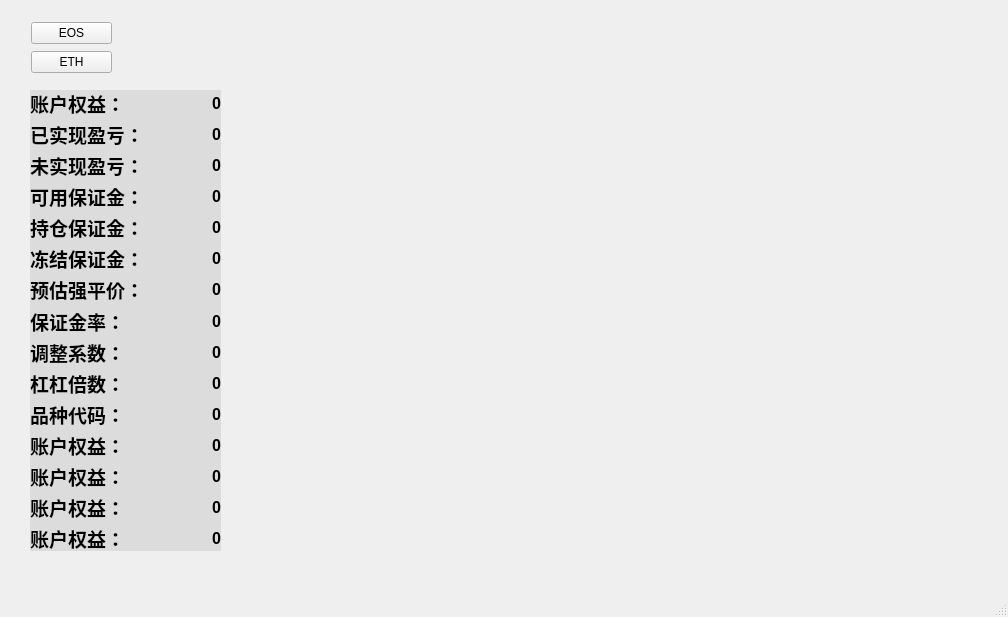
Qt form PythonApplication/PythonApplication.ui (JcwGitHub/HuoBiApi_Python) before a commit.
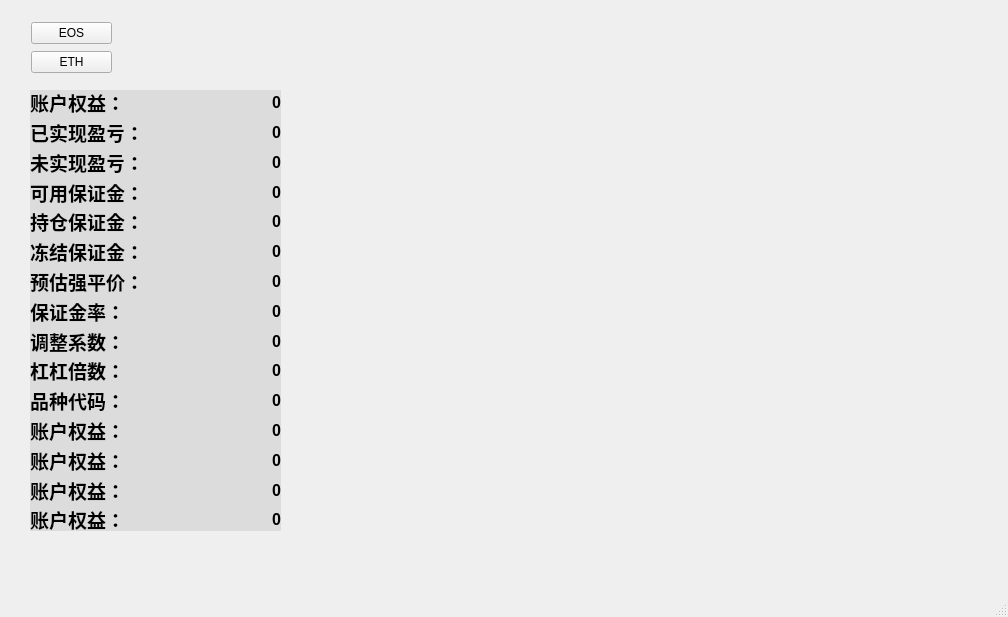
The same form after that commit.

```diff
--- a/PythonApplication/PythonApplication.ui
+++ b/PythonApplication/PythonApplication.ui
@@ -10,6 +10,12 @@
     <height>617</height>
    </rect>
   </property>
+  <property name="sizePolicy">
+   <sizepolicy hsizetype="Fixed" vsizetype="Preferred">
+    <horstretch>0</horstretch>
+    <verstretch>0</verstretch>
+   </sizepolicy>
+  </property>
   <property name="windowTitle">
    <string>MainWindow</string>
   </property>
@@ -19,20 +25,29 @@
      <rect>
       <x>30</x>
       <y>90</y>
-      <width>191</width>
-      <height>461</height>
+      <width>251</width>
+      <height>441</height>
      </rect>
     </property>
+    <property name="sizePolicy">
+     <sizepolicy hsizetype="Fixed" vsizetype="Preferred">
+      <horstretch>0</horstretch>
+      <verstretch>0</verstretch>
+     </sizepolicy>
+    </property>
+    <property name="autoFillBackground">
+     <bool>false</bool>
+    </property>
     <property name="styleSheet">
      <string notr="true">background-color: rgb(126, 126, 126);
 background-color: rgb(220, 220, 220);
 border-color: rgb(0, 255, 255);</string>
     </property>
-    <layout class="QVBoxLayout" name="verticalLayout_2">
-     <item>
-      <layout class="QHBoxLayout" name="horizontalLayout">
+    <layout class="QGridLayout" name="gridLayout_2">
+     <item row="11" column="0">
+      <layout class="QHBoxLayout" name="horizontalLayout_12">
        <item>
-        <widget class="QLabel" name="label_2">
+        <widget class="QLabel" name="label_23">
          <property name="font">
           <font>
            <pointsize>14</pointsize>
@@ -46,7 +61,13 @@
         </widget>
        </item>
        <item>
-        <widget class="QLabel" name="info1">
+        <widget class="QLabel" name="info12">
+         <property name="sizePolicy">
+          <sizepolicy hsizetype="Preferred" vsizetype="Preferred">
+           <horstretch>0</horstretch>
+           <verstretch>0</verstretch>
+          </sizepolicy>
+         </property>
          <property name="font">
           <font>
            <pointsize>12</pointsize>
@@ -68,7 +89,7 @@
        </item>
       </layout>
      </item>
-     <item>
+     <item row="1" column="0">
       <layout class="QHBoxLayout" name="horizontalLayout_2">
        <item>
         <widget class="QLabel" name="label_3">
@@ -86,6 +107,12 @@
        </item>
        <item>
         <widget class="QLabel" name="info2">
+         <property name="sizePolicy">
+          <sizepolicy hsizetype="Preferred" vsizetype="Preferred">
+           <horstretch>0</horstretch>
+           <verstretch>0</verstretch>
+          </sizepolicy>
+         </property>
          <property name="font">
           <font>
            <pointsize>12</pointsize>
@@ -104,10 +131,10 @@
        </item>
       </layout>
      </item>
-     <item>
-      <layout class="QHBoxLayout" name="horizontalLayout_3">
+     <item row="13" column="0">
+      <layout class="QHBoxLayout" name="horizontalLayout_14">
        <item>
-        <widget class="QLabel" name="label_5">
+        <widget class="QLabel" name="label_27">
          <property name="font">
           <font>
            <pointsize>14</pointsize>
@@ -116,12 +143,18 @@
           </font>
          </property>
          <property name="text">
-          <string>未实现盈亏：</string>
+          <string>账户权益：</string>
          </property>
         </widget>
        </item>
        <item>
-        <widget class="QLabel" name="info3">
+        <widget class="QLabel" name="info14">
+         <property name="sizePolicy">
+          <sizepolicy hsizetype="Preferred" vsizetype="Preferred">
+           <horstretch>0</horstretch>
+           <verstretch>0</verstretch>
+          </sizepolicy>
+         </property>
          <property name="font">
           <font>
            <pointsize>12</pointsize>
@@ -140,7 +173,49 @@
        </item>
       </layout>
      </item>
-     <item>
+     <item row="9" column="0">
+      <layout class="QHBoxLayout" name="horizontalLayout_10">
+       <item>
+        <widget class="QLabel" name="label_19">
+         <property name="font">
+          <font>
+           <pointsize>14</pointsize>
+           <weight>75</weight>
+           <bold>true</bold>
+          </font>
+         </property>
+         <property name="text">
+          <string>杠杠倍数：</string>
+         </property>
+        </widget>
+       </item>
+       <item>
+        <widget class="QLabel" name="info10">
+         <property name="sizePolicy">
+          <sizepolicy hsizetype="Preferred" vsizetype="Preferred">
+           <horstretch>0</horstretch>
+           <verstretch>0</verstretch>
+          </sizepolicy>
+         </property>
+         <property name="font">
+          <font>
+           <pointsize>12</pointsize>
+           <weight>75</weight>
+           <italic>false</italic>
+           <bold>true</bold>
+          </font>
+         </property>
+         <property name="text">
+          <string>0</string>
+         </property>
+         <property name="alignment">
+          <set>Qt::AlignRight|Qt::AlignTrailing|Qt::AlignVCenter</set>
+         </property>
+        </widget>
+       </item>
+      </layout>
+     </item>
+     <item row="3" column="0">
       <layout class="QHBoxLayout" name="horizontalLayout_4">
        <item>
         <widget class="QLabel" name="label_7">
@@ -158,44 +233,14 @@
        </item>
        <item>
         <widget class="QLabel" name="info4">
-         <property name="font">
-          <font>
-           <pointsize>12</pointsize>
-           <weight>75</weight>
-           <italic>false</italic>
-           <bold>true</bold>
-          </font>
+         <property name="sizePolicy">
+          <sizepolicy hsizetype="Preferred" vsizetype="Preferred">
+           <horstretch>0</horstretch>
+           <verstretch>0</verstretch>
+          </sizepolicy>
          </property>
-         <property name="text">
-          <string>0</string>
-         </property>
-         <property name="alignment">
-          <set>Qt::AlignRight|Qt::AlignTrailing|Qt::AlignVCenter</set>
-         </property>
-        </widget>
-       </item>
-      </layout>
-     </item>
-     <item>
-      <layout class="QHBoxLayout" name="horizontalLayout_5">
-       <item>
-        <widget class="QLabel" name="label_9">
          <property name="font">
           <font>
-           <pointsize>14</pointsize>
-           <weight>75</weight>
-           <bold>true</bold>
-          </font>
-         </property>
-         <property name="text">
-          <string>持仓保证金：</string>
-         </property>
-        </widget>
-       </item>
-       <item>
-        <widget class="QLabel" name="info5">
-         <property name="font">
-          <font>
            <pointsize>12</pointsize>
            <weight>75</weight>
            <italic>false</italic>
@@ -212,7 +257,7 @@
        </item>
       </layout>
      </item>
-     <item>
+     <item row="5" column="0">
       <layout class="QHBoxLayout" name="horizontalLayout_6">
        <item>
         <widget class="QLabel" name="label_11">
@@ -230,6 +275,12 @@
        </item>
        <item>
         <widget class="QLabel" name="info6">
+         <property name="sizePolicy">
+          <sizepolicy hsizetype="Preferred" vsizetype="Preferred">
+           <horstretch>0</horstretch>
+           <verstretch>0</verstretch>
+          </sizepolicy>
+         </property>
          <property name="font">
           <font>
            <pointsize>12</pointsize>
@@ -248,10 +299,10 @@
        </item>
       </layout>
      </item>
-     <item>
-      <layout class="QHBoxLayout" name="horizontalLayout_9">
+     <item row="14" column="0">
+      <layout class="QHBoxLayout" name="horizontalLayout_15">
        <item>
-        <widget class="QLabel" name="label_17">
+        <widget class="QLabel" name="label_29">
          <property name="font">
           <font>
            <pointsize>14</pointsize>
@@ -260,12 +311,18 @@
           </font>
          </property>
          <property name="text">
-          <string>预估强平价：</string>
+          <string>账户权益：</string>
          </property>
         </widget>
        </item>
        <item>
-        <widget class="QLabel" name="info7">
+        <widget class="QLabel" name="info15">
+         <property name="sizePolicy">
+          <sizepolicy hsizetype="Preferred" vsizetype="Preferred">
+           <horstretch>0</horstretch>
+           <verstretch>0</verstretch>
+          </sizepolicy>
+         </property>
          <property name="font">
           <font>
            <pointsize>12</pointsize>
@@ -284,7 +341,49 @@
        </item>
       </layout>
      </item>
-     <item>
+     <item row="4" column="0">
+      <layout class="QHBoxLayout" name="horizontalLayout_5">
+       <item>
+        <widget class="QLabel" name="label_9">
+         <property name="font">
+          <font>
+           <pointsize>14</pointsize>
+           <weight>75</weight>
+           <bold>true</bold>
+          </font>
+         </property>
+         <property name="text">
+          <string>持仓保证金：</string>
+         </property>
+        </widget>
+       </item>
+       <item>
+        <widget class="QLabel" name="info5">
+         <property name="sizePolicy">
+          <sizepolicy hsizetype="Preferred" vsizetype="Preferred">
+           <horstretch>0</horstretch>
+           <verstretch>0</verstretch>
+          </sizepolicy>
+         </property>
+         <property name="font">
+          <font>
+           <pointsize>12</pointsize>
+           <weight>75</weight>
+           <italic>false</italic>
+           <bold>true</bold>
+          </font>
+         </property>
+         <property name="text">
+          <string>0</string>
+         </property>
+         <property name="alignment">
+          <set>Qt::AlignRight|Qt::AlignTrailing|Qt::AlignVCenter</set>
+         </property>
+        </widget>
+       </item>
+      </layout>
+     </item>
+     <item row="7" column="0">
       <layout class="QHBoxLayout" name="horizontalLayout_8">
        <item>
         <widget class="QLabel" name="label_15">
@@ -296,12 +395,18 @@
           </font>
          </property>
          <property name="text">
-          <string>保证金率：</string>
+          <string>保证金率： </string>
          </property>
         </widget>
        </item>
        <item>
         <widget class="QLabel" name="info8">
+         <property name="sizePolicy">
+          <sizepolicy hsizetype="Preferred" vsizetype="Preferred">
+           <horstretch>0</horstretch>
+           <verstretch>0</verstretch>
+          </sizepolicy>
+         </property>
          <property name="font">
           <font>
            <pointsize>12</pointsize>
@@ -320,7 +425,100 @@
        </item>
       </layout>
      </item>
-     <item>
+     <item row="12" column="0">
+      <layout class="QHBoxLayout" name="horizontalLayout_13">
+       <item>
+        <widget class="QLabel" name="label_25">
+         <property name="font">
+          <font>
+           <pointsize>14</pointsize>
+           <weight>75</weight>
+           <bold>true</bold>
+          </font>
+         </property>
+         <property name="text">
+          <string>账户权益：</string>
+         </property>
+        </widget>
+       </item>
+       <item>
+        <widget class="QLabel" name="info13">
+         <property name="sizePolicy">
+          <sizepolicy hsizetype="Preferred" vsizetype="Preferred">
+           <horstretch>0</horstretch>
+           <verstretch>0</verstretch>
+          </sizepolicy>
+         </property>
+         <property name="font">
+          <font>
+           <pointsize>12</pointsize>
+           <weight>75</weight>
+           <italic>false</italic>
+           <bold>true</bold>
+          </font>
+         </property>
+         <property name="text">
+          <string>0</string>
+         </property>
+         <property name="alignment">
+          <set>Qt::AlignRight|Qt::AlignTrailing|Qt::AlignVCenter</set>
+         </property>
+        </widget>
+       </item>
+      </layout>
+     </item>
+     <item row="0" column="0">
+      <layout class="QHBoxLayout" name="horizontalLayout">
+       <property name="sizeConstraint">
+        <enum>QLayout::SetDefaultConstraint</enum>
+       </property>
+       <item>
+        <widget class="QLabel" name="label_2">
+         <property name="font">
+          <font>
+           <pointsize>14</pointsize>
+           <weight>75</weight>
+           <bold>true</bold>
+          </font>
+         </property>
+         <property name="text">
+          <string>账户权益：  </string>
+         </property>
+        </widget>
+       </item>
+       <item>
+        <widget class="QLabel" name="info1">
+         <property name="sizePolicy">
+          <sizepolicy hsizetype="Preferred" vsizetype="Preferred">
+           <horstretch>0</horstretch>
+           <verstretch>0</verstretch>
+          </sizepolicy>
+         </property>
+         <property name="font">
+          <font>
+           <pointsize>12</pointsize>
+           <weight>75</weight>
+           <italic>false</italic>
+           <bold>true</bold>
+          </font>
+         </property>
+         <property name="text">
+          <string>0</string>
+         </property>
+         <property name="scaledContents">
+          <bool>false</bool>
+         </property>
+         <property name="alignment">
+          <set>Qt::AlignRight|Qt::AlignTrailing|Qt::AlignVCenter</set>
+         </property>
+         <property name="wordWrap">
+          <bool>false</bool>
+         </property>
+        </widget>
+       </item>
+      </layout>
+     </item>
+     <item row="8" column="0">
       <layout class="QHBoxLayout" name="horizontalLayout_7">
        <item>
         <widget class="QLabel" name="label_13">
@@ -332,12 +530,18 @@
           </font>
          </property>
          <property name="text">
-          <string>调整系数：</string>
+          <string>调整系数： </string>
          </property>
         </widget>
        </item>
        <item>
         <widget class="QLabel" name="info9">
+         <property name="sizePolicy">
+          <sizepolicy hsizetype="Preferred" vsizetype="Preferred">
+           <horstretch>0</horstretch>
+           <verstretch>0</verstretch>
+          </sizepolicy>
+         </property>
          <property name="font">
           <font>
            <pointsize>12</pointsize>
@@ -356,10 +560,13 @@
        </item>
       </layout>
      </item>
-     <item>
-      <layout class="QHBoxLayout" name="horizontalLayout_10">
+     <item row="6" column="0">
+      <layout class="QHBoxLayout" name="horizontalLayout_9">
+       <property name="leftMargin">
+        <number>0</number>
+       </property>
        <item>
-        <widget class="QLabel" name="label_19">
+        <widget class="QLabel" name="label_17">
          <property name="font">
           <font>
            <pointsize>14</pointsize>
@@ -368,12 +575,18 @@
           </font>
          </property>
          <property name="text">
-          <string>杠杠倍数：</string>
+          <string>预估强平价：</string>
          </property>
         </widget>
        </item>
        <item>
-        <widget class="QLabel" name="info10">
+        <widget class="QLabel" name="info7">
+         <property name="sizePolicy">
+          <sizepolicy hsizetype="Preferred" vsizetype="Preferred">
+           <horstretch>0</horstretch>
+           <verstretch>0</verstretch>
+          </sizepolicy>
+         </property>
          <property name="font">
           <font>
            <pointsize>12</pointsize>
@@ -392,7 +605,7 @@
        </item>
       </layout>
      </item>
-     <item>
+     <item row="10" column="0">
       <layout class="QHBoxLayout" name="horizontalLayout_11">
        <item>
         <widget class="QLabel" name="label_21">
@@ -410,44 +623,14 @@
        </item>
        <item>
         <widget class="QLabel" name="info11">
-         <property name="font">
-          <font>
-           <pointsize>12</pointsize>
-           <weight>75</weight>
-           <italic>false</italic>
-           <bold>true</bold>
-          </font>
+         <property name="sizePolicy">
+          <sizepolicy hsizetype="Preferred" vsizetype="Preferred">
+           <horstretch>0</horstretch>
+           <verstretch>0</verstretch>
+          </sizepolicy>
          </property>
-         <property name="text">
-          <string>0</string>
-         </property>
-         <property name="alignment">
-          <set>Qt::AlignRight|Qt::AlignTrailing|Qt::AlignVCenter</set>
-         </property>
-        </widget>
-       </item>
-      </layout>
-     </item>
-     <item>
-      <layout class="QHBoxLayout" name="horizontalLayout_12">
-       <item>
-        <widget class="QLabel" name="label_23">
          <property name="font">
           <font>
-           <pointsize>14</pointsize>
-           <weight>75</weight>
-           <bold>true</bold>
-          </font>
-         </property>
-         <property name="text">
-          <string>账户权益：</string>
-         </property>
-        </widget>
-       </item>
-       <item>
-        <widget class="QLabel" name="info12">
-         <property name="font">
-          <font>
            <pointsize>12</pointsize>
            <weight>75</weight>
            <italic>false</italic>
@@ -464,10 +647,10 @@
        </item>
       </layout>
      </item>
-     <item>
-      <layout class="QHBoxLayout" name="horizontalLayout_13">
+     <item row="2" column="0">
+      <layout class="QHBoxLayout" name="horizontalLayout_3">
        <item>
-        <widget class="QLabel" name="label_25">
+        <widget class="QLabel" name="label_5">
          <property name="font">
           <font>
            <pointsize>14</pointsize>
@@ -476,84 +659,18 @@
           </font>
          </property>
          <property name="text">
-          <string>账户权益：</string>
+          <string>未实现盈亏：</string>
          </property>
         </widget>
        </item>
        <item>
-        <widget class="QLabel" name="info13">
-         <property name="font">
-          <font>
-           <pointsize>12</pointsize>
-           <weight>75</weight>
-           <italic>false</italic>
-           <bold>true</bold>
-          </font>
+        <widget class="QLabel" name="info3">
+         <property name="sizePolicy">
+          <sizepolicy hsizetype="Preferred" vsizetype="Preferred">
+           <horstretch>0</horstretch>
+           <verstretch>0</verstretch>
+          </sizepolicy>
          </property>
-         <property name="text">
-          <string>0</string>
-         </property>
-         <property name="alignment">
-          <set>Qt::AlignRight|Qt::AlignTrailing|Qt::AlignVCenter</set>
-         </property>
-        </widget>
-       </item>
-      </layout>
-     </item>
-     <item>
-      <layout class="QHBoxLayout" name="horizontalLayout_14">
-       <item>
-        <widget class="QLabel" name="label_27">
-         <property name="font">
-          <font>
-           <pointsize>14</pointsize>
-           <weight>75</weight>
-           <bold>true</bold>
-          </font>
-         </property>
-         <property name="text">
-          <string>账户权益：</string>
-         </property>
-        </widget>
-       </item>
-       <item>
-        <widget class="QLabel" name="info14">
-         <property name="font">
-          <font>
-           <pointsize>12</pointsize>
-           <weight>75</weight>
-           <italic>false</italic>
-           <bold>true</bold>
-          </font>
-         </property>
-         <property name="text">
-          <string>0</string>
-         </property>
-         <property name="alignment">
-          <set>Qt::AlignRight|Qt::AlignTrailing|Qt::AlignVCenter</set>
-         </property>
-        </widget>
-       </item>
-      </layout>
-     </item>
-     <item>
-      <layout class="QHBoxLayout" name="horizontalLayout_15">
-       <item>
-        <widget class="QLabel" name="label_29">
-         <property name="font">
-          <font>
-           <pointsize>14</pointsize>
-           <weight>75</weight>
-           <bold>true</bold>
-          </font>
-         </property>
-         <property name="text">
-          <string>账户权益：</string>
-         </property>
-        </widget>
-       </item>
-       <item>
-        <widget class="QLabel" name="info15">
          <property name="font">
           <font>
            <pointsize>12</pointsize>
@@ -574,7 +691,7 @@
      </item>
     </layout>
    </widget>
-   <widget class="QWidget" name="">
+   <widget class="QWidget" name="layoutWidget">
     <property name="geometry">
      <rect>
       <x>31</x>
```
Left out of the diff: 3 changed lines with no effect on the pictures.
